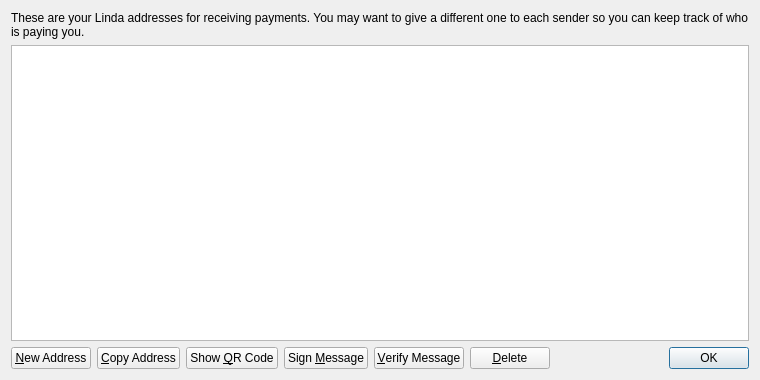
Above: src/qt/forms/addressbookpage.ui from drcoul/DigitalWealth before the change. Below: the same form after it.
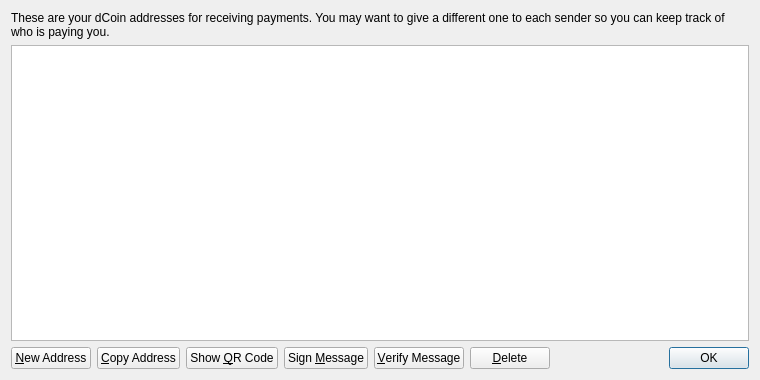
That is the form after the change.

Commit message: Changing name from dWealth to dCoin

```diff
--- a/src/qt/forms/addressbookpage.ui
+++ b/src/qt/forms/addressbookpage.ui
@@ -17,7 +17,7 @@
    <item>
     <widget class="QLabel" name="labelExplanation">
      <property name="text">
-      <string>These are your Linda addresses for receiving payments. You may want to give a different one to each sender so you can keep track of who is paying you.</string>
+      <string>These are your dCoin addresses for receiving payments. You may want to give a different one to each sender so you can keep track of who is paying you.</string>
      </property>
      <property name="textFormat">
       <enum>Qt::PlainText</enum>
```
Left out of the diff: 4 changed lines with no effect on the pictures. The commit also changes 138 other files.
